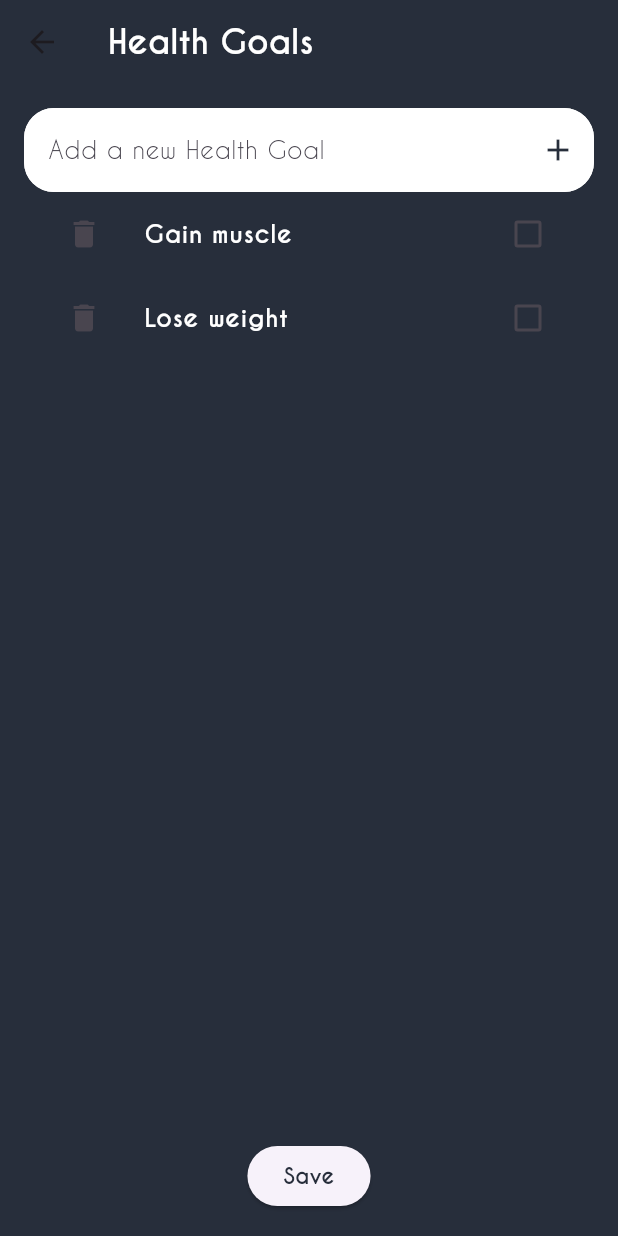
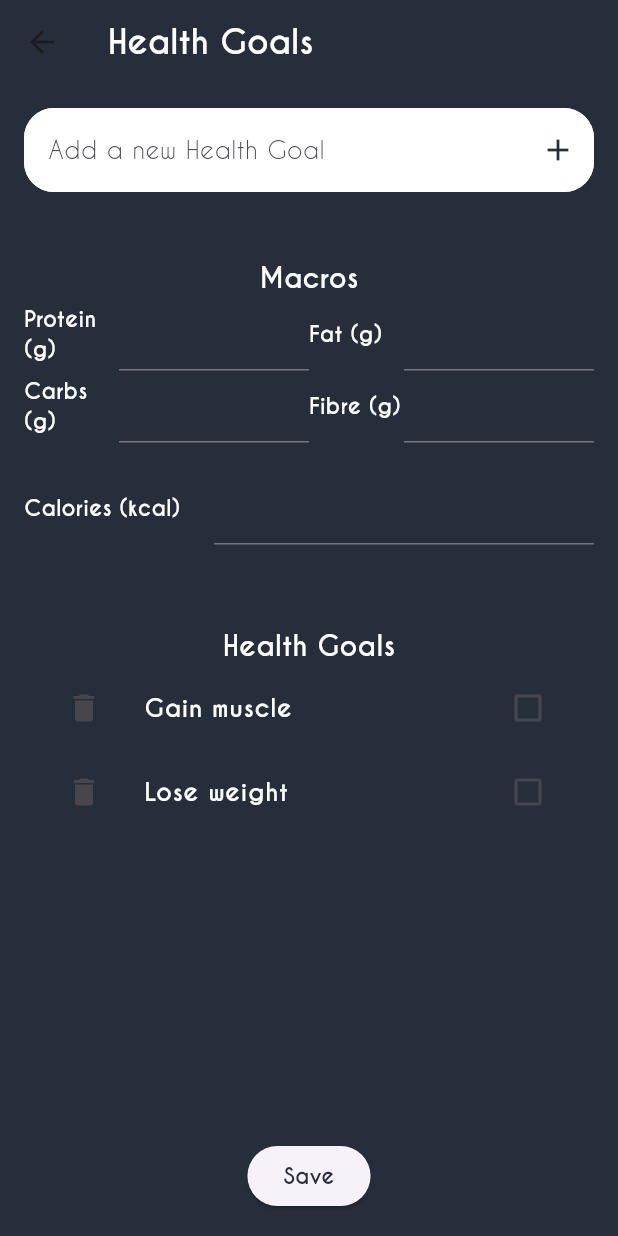
Before and after one commit to boykin345/food-ai-app, a Flutter app: the HealthGoalScreen screen opened directly, on a phone screen of 412 x 824 dp. Run offline on Flutter 3.47's test engine with Material 3 defaults, Android fonts, the phone set to English and light mode, and no system bars; our stand-ins replace cloud_firestore, firebase_core; accounts and stored records are empty; project files that could hold a hidden picture were left out.

Commit message:
Feature: Enhance Nutritional Tracking with Dedicated Input Fields
- Introduced a series of Text and TextField widgets to capture user inputs for dietary macros such as protein, fat, carbs, fiber, and calories.
- Styled text elements with bold, white font for clear visibility against the page's background, and set the font size to 18 for readability.
- Configured TextFields to accept numeric input, ensuring data consistency and ease of use for tracking nutritional intake.
- Utilized Expanded widgets within Rows to create a balanced, responsive layout, allocating appropriate space for labels and input fields.
- Added SizedBox widgets to introduce vertical spacing between sections, improving the overall layout and user experience.

```diff
--- a/lib/HealthGoals.dart
+++ b/lib/HealthGoals.dart
@@ -17,7 +17,7 @@ class GoalScreenState extends State<HealthGoalScreen> {
   void initState() {
     super.initState();
     initializeHealthGoals();
-    fetchhealthGoals();
+    fetchHealthGoals();
   }
 
   void initializeHealthGoals() async {
@@ -30,7 +30,7 @@ class GoalScreenState extends State<HealthGoalScreen> {
     });
   }
 
-  void fetchhealthGoals() async {
+  void fetchHealthGoals() async {
     DocumentSnapshot userSnapshot =
         await firestore.collection('users').doc('TestUser').collection('Personalisation').doc('Personalisation').get();
     setState(() {
@@ -116,6 +116,79 @@ class GoalScreenState extends State<HealthGoalScreen> {
                 border: InputBorder.none,
               ),
             ),
+            SizedBox(height: 45), // Adds some space between elements
+            Text('Macros', style: TextStyle(color: Colors.white, fontWeight: FontWeight.bold, fontSize: 18)),
+            Row(
+              children: <Widget>[
+                Expanded(
+                  flex: 1, // Takes 1/3 of the row space
+                  child: Text('Protein (g)', style: TextStyle(color: Colors.white, fontWeight: FontWeight.bold)),
+                ),
+                Expanded(
+                  flex: 2, // Takes 2/3 of the row space
+                  child: TextField(
+                    keyboardType: TextInputType.number, // Ensures only numbers can be entered
+                    style: TextStyle(color: Colors.white, fontWeight: FontWeight.bold, fontSize: 18)
+                  ),
+                ),
+                Expanded(
+                  flex: 1, // Takes 1/3 of the row space
+                  child: Text('Fat (g)', style: TextStyle(color: Colors.white, fontWeight: FontWeight.bold)),
+                ),
+                Expanded(
+                  flex: 2, // Takes 2/3 of the row space
+                  child: TextField(
+                    keyboardType: TextInputType.number, // Ensures only numbers can be entered
+                    style: TextStyle(color: Colors.white, fontWeight: FontWeight.bold, fontSize: 18),
+                  ),
+                ),
+              ],
+            ),
+            Row(
+              children: <Widget>[
+                Expanded(
+                  flex: 1, // Takes 1/3 of the row space
+                  child: Text('Carbs (g)', style: TextStyle(color: Colors.white, fontWeight: FontWeight.bold)),
+                ),
+                Expanded(
+                  flex: 2, // Takes 2/3 of the row space
+                  child: TextField(
+                    keyboardType: TextInputType.number, // Ensures only numbers can be entered
+                    style: TextStyle(color: Colors.white, fontWeight: FontWeight.bold, fontSize: 18)
+                  ),
+                ),
+                Expanded(
+                  flex: 1, // Takes 1/3 of the row space
+                  child: Text('Fibre (g)', style: TextStyle(color: Colors.white, fontWeight: FontWeight.bold)),
+                ),
+                Expanded(
+                  flex: 2, // Takes 2/3 of the row space
+                  child: TextField(
+                    keyboardType: TextInputType.number, // Ensures only numbers can be entered
+                    style: TextStyle(color: Colors.white, fontWeight: FontWeight.bold, fontSize: 18),
+                  ),
+                ),
+              ],
+            ),
+            SizedBox(height: 20),
+            Row(
+              children: <Widget>[
+                Expanded(
+                  flex: 1, // Takes 1/3 of the row space
+                  child: Text('Calories (kcal)', style: TextStyle(color: Colors.white, fontWeight: FontWeight.bold)),
+                ),
+                Expanded(
+                  flex: 2, // Takes 2/3 of the row space
+                  child: TextField(
+                    keyboardType: TextInputType.number, // Ensures only numbers can be entered
+                    style: TextStyle(color: Colors.white, fontWeight: FontWeight.bold, fontSize: 18)
+                  ),
+                ),
+              ],
+            ),
+
+            SizedBox(height: 55), // Adds some space between elements
+            Text('Health Goals', style: TextStyle(color: Colors.white, fontWeight: FontWeight.bold, fontSize: 18)),
             Expanded(
               child: ListView.builder(
                 itemCount: healthGoals.length,
@@ -151,7 +224,7 @@ class GoalScreenState extends State<HealthGoalScreen> {
             ElevatedButton(
               onPressed: () {
                 // Implement save functionality if needed
-                Navigator.pop(context);
+
               },
               child: Text(style: TextStyle(color: Color(0xFF272E3B), fontWeight: FontWeight.bold), 'Save'),
             ),
--- a/lib/Preferences.dart
+++ b/lib/Preferences.dart
@@ -159,7 +159,7 @@ class _PreferenceScreenState extends State<PreferencesScreen> {
             ElevatedButton(
               onPressed: () {
                 // Implement save functionality if needed
-                Navigator.pop(context);
+
               },
               child: Text(style: TextStyle(color: Color(0xFF272E3B), fontWeight: FontWeight.bold), 'Save'),
             ),
```
